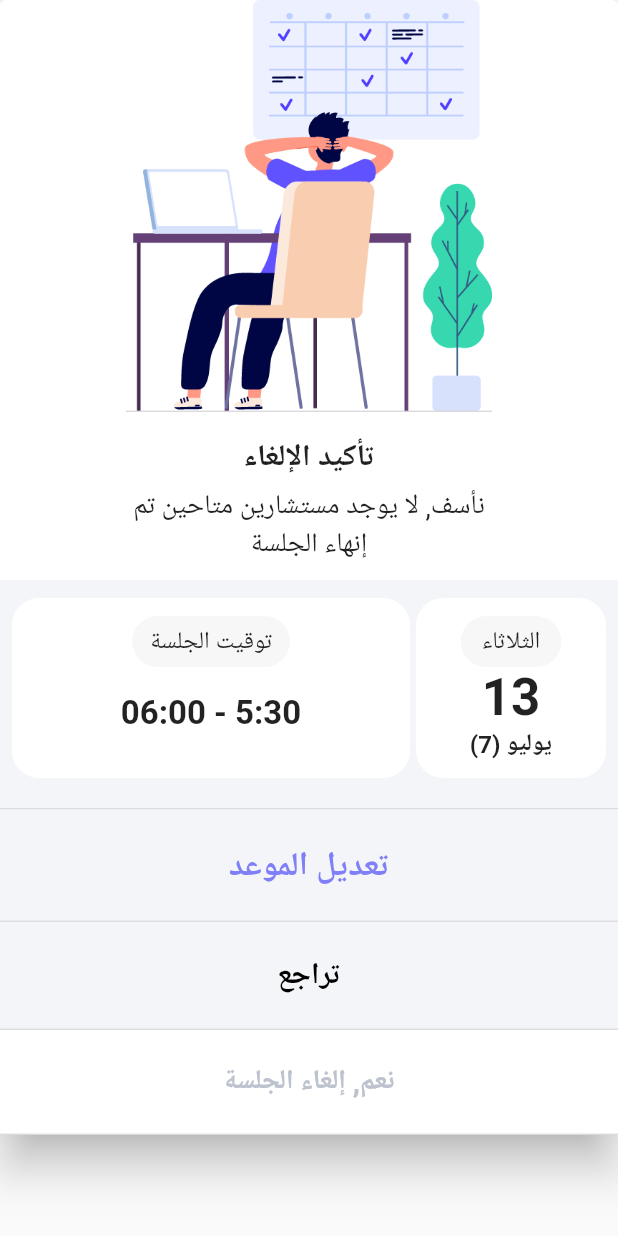
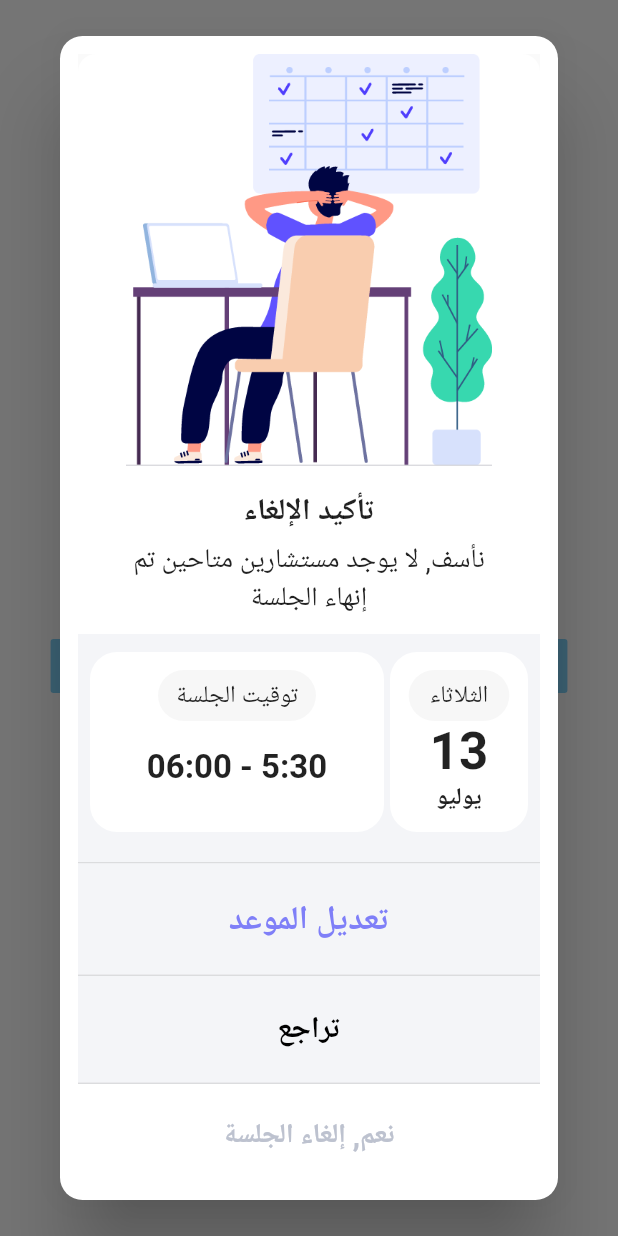
Before and after one commit to Shatha-Naami/PopsFamcare, a Flutter app: the screen it shows after launch, after a tap on "Default State", on a phone screen of 412 x 824 dp. Run offline on Flutter 3.47's test engine with Material 2 defaults, Android fonts, the phone set to English and light mode, and no system bars; our stand-ins replace google_fonts; Roboto replaces fonts that are missing (Almarai).

Commit message:
convert screen to dilodg

```diff
--- a/lib/MainComponents/PopsFamcareComponent.dart
+++ b/lib/MainComponents/PopsFamcareComponent.dart
@@ -31,13 +31,10 @@ class _PopsFamCareComponentState extends State<PopsFamCareComponent> {
   Widget build(BuildContext context) {
     return SafeArea(
         child: Scaffold(
-            body: SingleChildScrollView(
-      child: Wrap(
+            body: ListView(
+      shrinkWrap: true,
       children: [
-          Card(
-            elevation: 12,
-            margin: EdgeInsets.only(top: !widget.showImage ? 45 : 0),
-            child: (!widget.cancelMeeting)
+        (!widget.cancelMeeting)
             ? Container(
                 width: widthScreen,
                 alignment: Alignment.center,
@@ -49,8 +46,7 @@ class _PopsFamCareComponentState extends State<PopsFamCareComponent> {
                     ((widget.showImage == true) &&
                             (widget.showSuccess == false))
                         ? Container(
-                                child: Image.asset(
-                                    'assets/images/cancel_image.png',
+                            child: Image.asset('assets/images/cancel_image.png',
                                 fit: BoxFit.contain,
                                 height: widthScreen / 1.5,
                                 width: widthScreen))
@@ -87,7 +83,7 @@ class _PopsFamCareComponentState extends State<PopsFamCareComponent> {
                                 title: 'توقيت الجلسة',
                                 titleDay: 'الثلاثاء',
                                 date: 13,
-                                    month: '(7) يوليو',
+                                month: 'يوليو',
                                 time: '06:00 - 5:30'),
                           SizedBox(height: 8),
                           Divider(height: 1, thickness: 0.8),
@@ -98,17 +94,16 @@ class _PopsFamCareComponentState extends State<PopsFamCareComponent> {
                             color: Color(0xff7F7FF8),
                             size: 22,
                             background: Color(0xffF4F5F8),
-                                onTapped: () => print('change time'),
+                            onTapped: () { Navigator.pop(context);print('change time');}
                           ),
                           Divider(height: 1, thickness: 0.8),
                           if (widget.showBackButton || widget.showSuccess)
                             ButtonComponent(
-                                  title:
-                                      !widget.showSuccess ? 'تراجع' : 'إغلاق',
+                              title: !widget.showSuccess ? 'تراجع' : 'إغلاق',
                               color: Colors.black,
                               background: Color(0xffF4F5F8),
                               size: 20,
-                                  onTapped: () => print('back'),
+                              onTapped: () { Navigator.pop(context);print('back');}
                             ),
                           Divider(height: 1, thickness: 0.8),
                           if (!widget.showSuccess)
@@ -117,7 +112,7 @@ class _PopsFamCareComponentState extends State<PopsFamCareComponent> {
                               color: Color(0xffBDC2CF),
                               background: Colors.white,
                               size: 18,
-                                  onTapped: () => print('cancel'),
+                              onTapped: () { Navigator.pop(context);print('cancel');},
                             ),
                           Divider(height: 1, thickness: 0.8),
                         ],
@@ -127,9 +122,7 @@ class _PopsFamCareComponentState extends State<PopsFamCareComponent> {
                 ),
               )
             : CancelMeetingWidget(),
-          ),
       ],
-      ),
     )));
   }
 }
--- a/lib/PopsComponents/CalenderComponent.dart
+++ b/lib/PopsComponents/CalenderComponent.dart
@@ -56,7 +56,7 @@ class CalenderComponent extends StatelessWidget {
           Expanded(
             child: Container(
               height: 120,
-              padding: EdgeInsets.only(left: 12, right: 12),
+              // padding: EdgeInsets.only(left: 12, right: 12),
               margin: EdgeInsets.only(left: 4, top: 12, bottom: 12, right: 4),
               decoration: BoxDecoration(
                   borderRadius: BorderRadius.all(Radius.circular(18)),
--- a/lib/PopsComponents/CancelMeetingWidget.dart
+++ b/lib/PopsComponents/CancelMeetingWidget.dart
@@ -29,7 +29,7 @@ class CancelMeetingWidget extends StatelessWidget {
           color: Color(0xff7F7FF8),
           size: 22,
           background: Color(0xffF4F5F8),
-          onTapped: () => print('change time'),
+          onTapped: ()  { Navigator.pop(context);print('change time');},
         ),
       ],
     );
--- a/lib/StatusOfPops.dart
+++ b/lib/StatusOfPops.dart
@@ -1,4 +1,5 @@
 import 'package:famcare/MainComponents/PopsFamcareComponent.dart';
+import 'package:famcare/Utils/StaticData.dart';
 import 'package:flutter/material.dart';
 
 class StatusOfPops extends StatefulWidget {
@@ -22,7 +23,8 @@ class _StatusOfPopsState extends State<StatusOfPops> {
                   showCalender: true,
                   showBackButton: true,
                   showSuccess: false,
-                  cancelMeeting: false),
+                  cancelMeeting: false,
+                  heightContainer: MediaQuery.of(context).size.height - 20),
               child: Text('Default State'),
               color: Colors.orange[200],
             ),
@@ -33,7 +35,8 @@ class _StatusOfPopsState extends State<StatusOfPops> {
                   showCalender: true,
                   showBackButton: true,
                   showSuccess: false,
-                  cancelMeeting: false),
+                  cancelMeeting: false,
+                  heightContainer: MediaQuery.of(context).size.width *1.2),
               child: Text('Without Photo'),
               color: Colors.pink[200],
             ),
@@ -44,7 +47,8 @@ class _StatusOfPopsState extends State<StatusOfPops> {
                   showCalender: false,
                   showBackButton: true,
                   showSuccess: false,
-                  cancelMeeting: false),
+                  cancelMeeting: false,
+                  heightContainer: MediaQuery.of(context).size.width *1.5),
               child: Text('Without Calender'),
               color: Colors.purple[200],
             ),
@@ -55,7 +59,8 @@ class _StatusOfPopsState extends State<StatusOfPops> {
                   showCalender: false,
                   showBackButton: true,
                   showSuccess: false,
-                  cancelMeeting: false),
+                  cancelMeeting: false,
+                  heightContainer: MediaQuery.of(context).size.width*0.82),
               child: Text('Without Photo & Without Calender'),
               color: Colors.amberAccent[200],
             ),
@@ -66,7 +71,8 @@ class _StatusOfPopsState extends State<StatusOfPops> {
                   showCalender: false,
                   showBackButton: false,
                   showSuccess: false,
-                  cancelMeeting: false),
+                  cancelMeeting: false,
+                  heightContainer: MediaQuery.of(context).size.width*0.65),
               child: Text('Without Photo & Without Calender & Without Back'),
               color: Colors.lightBlue[200],
             ),
@@ -77,7 +83,8 @@ class _StatusOfPopsState extends State<StatusOfPops> {
                   showCalender: true,
                   showBackButton: false,
                   showSuccess: true,
-                  cancelMeeting: false),
+                  cancelMeeting: false,
+                  heightContainer: MediaQuery.of(context).size.width *1.1),
               child: Text('Success Item'),
               color: Colors.tealAccent[200],
             ),
@@ -88,7 +95,8 @@ class _StatusOfPopsState extends State<StatusOfPops> {
                   showCalender: true,
                   showBackButton: false,
                   showSuccess: true,
-                  cancelMeeting: true),
+                  cancelMeeting: true,
+                  heightContainer: MediaQuery.of(context).size.width*0.7),
               child: Text('Cancel Meeting'),
               color: Colors.red[200],
             )
@@ -103,11 +111,19 @@ class _StatusOfPopsState extends State<StatusOfPops> {
       bool showCalender,
       bool showBackButton,
       bool showSuccess,
-      bool cancelMeeting}) {
-    Navigator.push(
-      context,
-      MaterialPageRoute(
-        builder: (context) => PopsFamCareComponent(
+      bool cancelMeeting,
+      double heightContainer}) {
+    showDialog(
+        context: context,
+        child: AlertDialog(
+          shape:
+              RoundedRectangleBorder(borderRadius: BorderRadius.circular(15)),
+          contentPadding: EdgeInsets.all(0.0),
+          content: Container(
+            height: heightContainer,
+            width: widthScreen,
+            margin: EdgeInsets.all(12),
+            child: PopsFamCareComponent(
               showImage: showImage,
               showCalender: showCalender,
               showBackButton: showBackButton,
@@ -115,6 +131,6 @@ class _StatusOfPopsState extends State<StatusOfPops> {
               cancelMeeting: cancelMeeting,
             ),
           ),
-    );
+        ));
   }
 }
```
Lines whose indentation alone changed are shown as unchanged.
